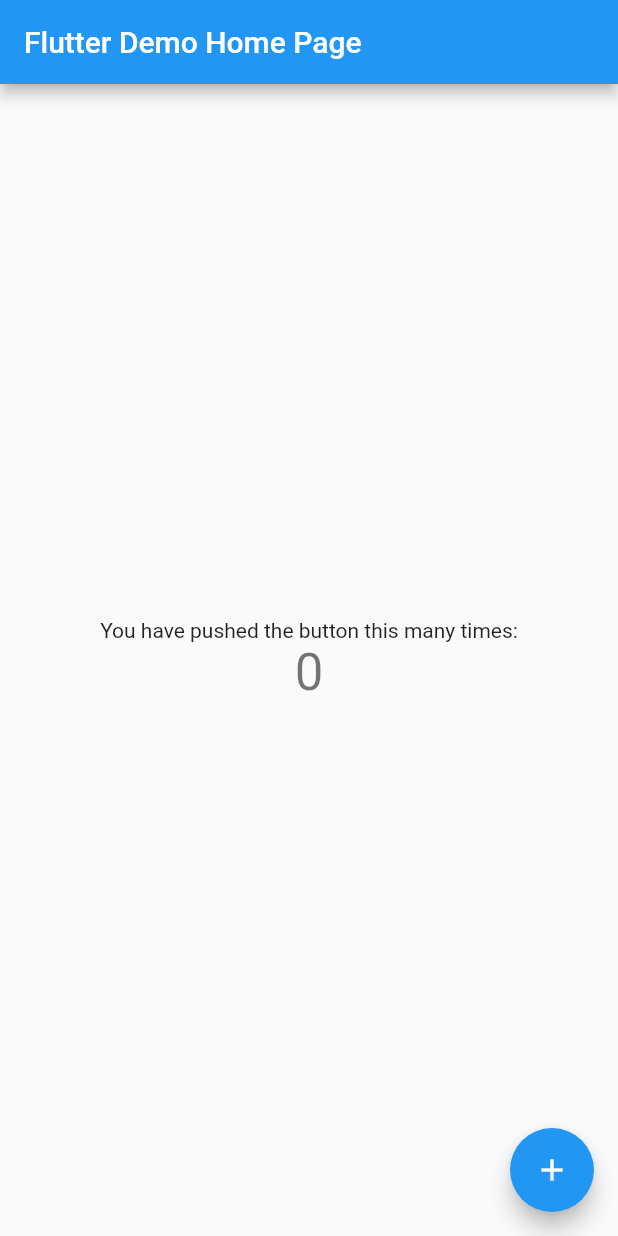
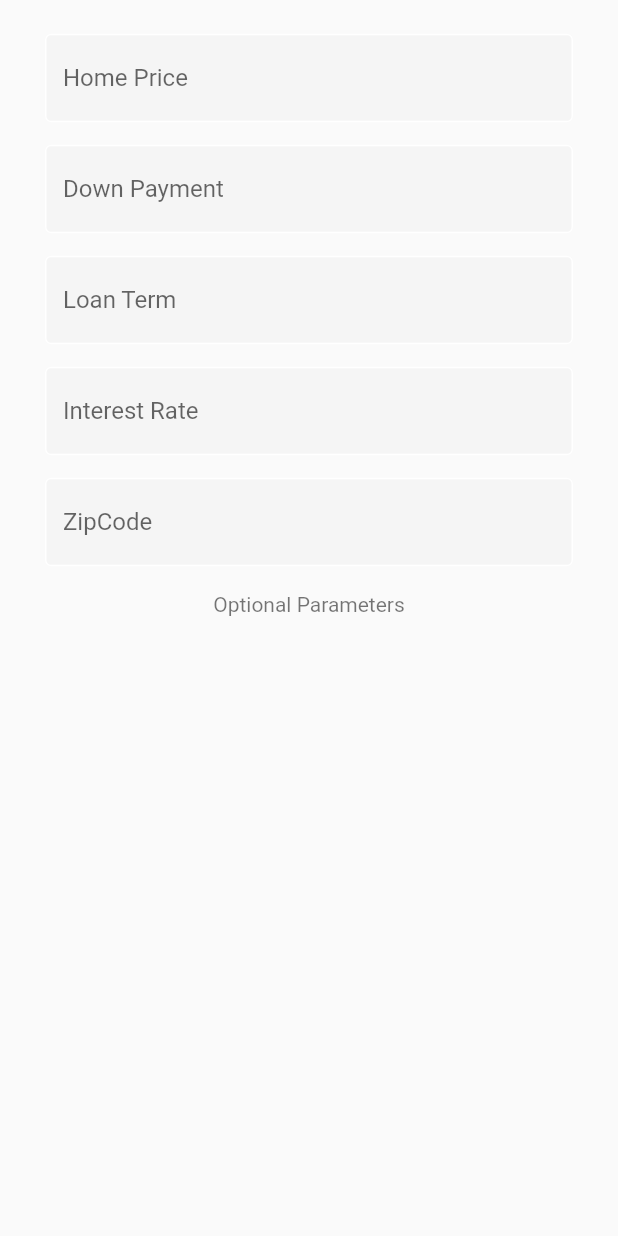
Before and after one commit to ShoRaj-mDr/mortgage_calculator, a Flutter app: the screen it shows after launch, on a phone screen of 412 x 824 dp. Run offline on Flutter 3.47's test engine with Material 2 defaults, Android fonts, the phone set to English and light mode, and no system bars.

Commit message:
home page initial design. added text some text fields.

```diff
--- /dev/null
+++ b/mortgage_calculator/lib/components/textfield.dart
@@ -0,0 +1,43 @@
+import 'package:flutter/material.dart';
+
+class DefaultTextField extends StatelessWidget {
+  final controller;
+  final String text;
+//   final bool obscureText;
+
+  const DefaultTextField({
+    Key? key,
+    this.controller,
+    required this.text,
+  }) : super(key: key);
+
+  @override
+  Widget build(BuildContext context) {
+    return Container(
+      padding: EdgeInsets.symmetric(horizontal: 15, vertical: 7.5),
+      decoration: BoxDecoration(
+        borderRadius: BorderRadius.circular(7),
+      ),
+      child: TextField(
+        controller: controller,
+        decoration: InputDecoration(
+          enabledBorder: const OutlineInputBorder(
+            borderSide: BorderSide(color: Colors.white),
+          ),
+          focusedBorder: OutlineInputBorder(
+            borderSide: BorderSide(color: Colors.grey.shade200),
+          ),
+          fillColor: Colors.grey.shade100,
+          filled: true,
+          labelText: text,
+          labelStyle: TextStyle(
+              // color: Color(0xFF6200EE),
+              ),
+        ),
+      ),
+    );
+  }
+}
+
+
+// link - https://www.youtube.com/watch?v=Dh-cTQJgM-Q
--- a/mortgage_calculator/lib/main.dart
+++ b/mortgage_calculator/lib/main.dart
@@ -1,4 +1,5 @@
 import 'package:flutter/material.dart';
+import 'package:mortgage_calculator/views/home_page.dart';
 
 void main() {
   runApp(MyApp());
@@ -9,36 +10,16 @@
   @override
   Widget build(BuildContext context) {
     return MaterialApp(
-      title: 'Flutter Demo',
-      theme: ThemeData(
-        // This is the theme of your application.
-        //
-        // Try running your application with "flutter run". You'll see the
-        // application has a blue toolbar. Then, without quitting the app, try
-        // changing the primarySwatch below to Colors.green and then invoke
-        // "hot reload" (press "r" in the console where you ran "flutter run",
-        // or simply save your changes to "hot reload" in a Flutter IDE).
-        // Notice that the counter didn't reset back to zero; the application
-        // is not restarted.
-        primarySwatch: Colors.blue,
-      ),
-      home: MyHomePage(title: 'Flutter Demo Home Page'),
+      title: 'mortgage_calculator',
+      theme: ThemeData.light(),
+      // home: MyHomePage(title: 'Flutter Demo Home Page'),
+      home: HomePage(),
     );
   }
 }
 
 class MyHomePage extends StatefulWidget {
   MyHomePage({Key? key, required this.title}) : super(key: key);
-
-  // This widget is the home page of your application. It is stateful, meaning
-  // that it has a State object (defined below) that contains fields that affect
-  // how it looks.
-
-  // This class is the configuration for the state. It holds the values (in this
-  // case the title) provided by the parent (in this case the App widget) and
-  // used by the build method of the State. Fields in a Widget subclass are
-  // always marked "final".
-
   final String title;
 
   @override
@@ -50,47 +31,18 @@
 
   void _incrementCounter() {
     setState(() {
-      // This call to setState tells the Flutter framework that something has
-      // changed in this State, which causes it to rerun the build method below
-      // so that the display can reflect the updated values. If we changed
-      // _counter without calling setState(), then the build method would not be
-      // called again, and so nothing would appear to happen.
       _counter++;
     });
   }
 
   @override
   Widget build(BuildContext context) {
-    // This method is rerun every time setState is called, for instance as done
-    // by the _incrementCounter method above.
-    //
-    // The Flutter framework has been optimized to make rerunning build methods
-    // fast, so that you can just rebuild anything that needs updating rather
-    // than having to individually change instances of widgets.
     return Scaffold(
       appBar: AppBar(
-        // Here we take the value from the MyHomePage object that was created by
-        // the App.build method, and use it to set our appbar title.
         title: Text(widget.title),
       ),
       body: Center(
-        // Center is a layout widget. It takes a single child and positions it
-        // in the middle of the parent.
         child: Column(
-          // Column is also a layout widget. It takes a list of children and
-          // arranges them vertically. By default, it sizes itself to fit its
-          // children horizontally, and tries to be as tall as its parent.
-          //
-          // Invoke "debug painting" (press "p" in the console, choose the
-          // "Toggle Debug Paint" action from the Flutter Inspector in Android
-          // Studio, or the "Toggle Debug Paint" command in Visual Studio Code)
-          // to see the wireframe for each widget.
-          //
-          // Column has various properties to control how it sizes itself and
-          // how it positions its children. Here we use mainAxisAlignment to
-          // center the children vertically; the main axis here is the vertical
-          // axis because Columns are vertical (the cross axis would be
-          // horizontal).
           mainAxisAlignment: MainAxisAlignment.center,
           children: <Widget>[
             Text(
@@ -103,11 +55,6 @@
           ],
         ),
       ),
-      floatingActionButton: FloatingActionButton(
-        onPressed: _incrementCounter,
-        tooltip: 'Increment',
-        child: Icon(Icons.add),
-      ), // This trailing comma makes auto-formatting nicer for build methods.
     );
   }
 }
--- /dev/null
+++ b/mortgage_calculator/lib/views/home_page.dart
@@ -0,0 +1,59 @@
+import 'package:flutter/material.dart';
+import 'package:mortgage_calculator/components/textfield.dart';
+
+class HomePage extends StatelessWidget {
+  @override
+  Widget build(BuildContext context) {
+    return Scaffold(
+        // backgroundColor: Colors.grey[100],
+        body: Container(
+      padding: EdgeInsets.all(15.0),
+      child: ListView(
+        children: [
+          // home loan
+          DefaultTextField(
+            text: 'Home Price',
+          ),
+
+          // Down Payment
+          DefaultTextField(
+            text: 'Down Payment',
+          ),
+
+          // Loan Term
+          DefaultTextField(
+            text: 'Loan Term',
+          ),
+
+          // Interest Rate
+          DefaultTextField(
+            text: 'Interest Rate',
+          ),
+
+          // ZipCode
+          DefaultTextField(
+            text: 'ZipCode',
+          ),
+          const SizedBox(
+            height: 10,
+          ),
+
+          Padding(
+            padding: const EdgeInsets.symmetric(horizontal: 25.0),
+            child: Row(
+              mainAxisAlignment: MainAxisAlignment.center,
+              children: [
+                Text(
+                  'Optional Parameters',
+                  style: TextStyle(
+                    color: Colors.black54,
+                  ),
+                ),
+              ],
+            ),
+          )
+        ],
+      ),
+    ));
+  }
+}
```
